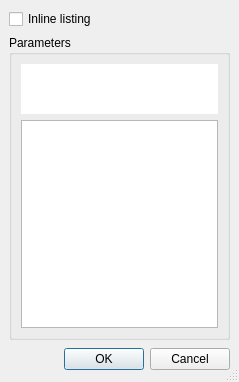
Above: src/frontends/qt4/ui/ListingsUi.ui from cburschka/lyx before the change. Below: the same form after it.
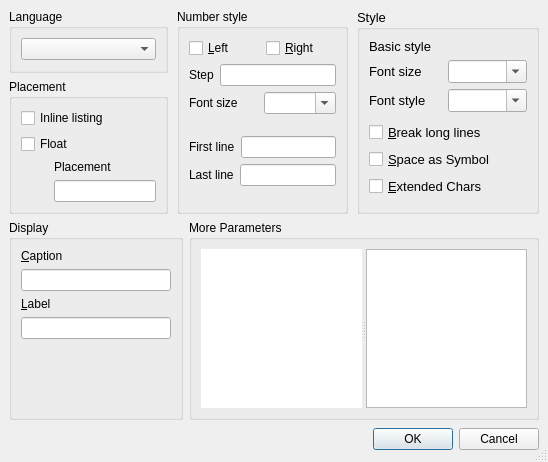
That is the form after the change.

Commit message: InsetListings: Enhanced listings dialog, more than 10 widgets are added to handle common listings parameters.

The edit to the form file:
```diff
--- a/src/frontends/qt4/ui/ListingsUi.ui
+++ b/src/frontends/qt4/ui/ListingsUi.ui
@@ -8,8 +8,8 @@
    <rect>
     <x>0</x>
     <y>0</y>
-    <width>239</width>
-    <height>382</height>
+    <width>548</width>
+    <height>462</height>
    </rect>
   </property>
   <property name="windowTitle" >
@@ -26,73 +26,758 @@
     <number>6</number>
    </property>
    <item>
-    <widget class="QCheckBox" name="inlineCB" >
-     <property name="text" >
-      <string>Inline listing</string>
+    <layout class="QHBoxLayout" >
+     <property name="margin" >
+      <number>0</number>
      </property>
-    </widget>
+     <property name="spacing" >
+      <number>6</number>
+     </property>
+     <item>
+      <layout class="QVBoxLayout" >
+       <property name="margin" >
+        <number>0</number>
+       </property>
+       <property name="spacing" >
+        <number>6</number>
+       </property>
+       <item>
+        <widget class="QGroupBox" name="groupBox" >
+         <property name="title" >
+          <string>Language</string>
+         </property>
+         <layout class="QVBoxLayout" >
+          <property name="margin" >
+           <number>9</number>
+          </property>
+          <property name="spacing" >
+           <number>6</number>
+          </property>
+          <item>
+           <widget class="QComboBox" name="languageCO" />
+          </item>
+         </layout>
+        </widget>
+       </item>
+       <item>
+        <widget class="QGroupBox" name="groupBox_2" >
+         <property name="title" >
+          <string>Placement</string>
+         </property>
+         <layout class="QVBoxLayout" >
+          <property name="margin" >
+           <number>9</number>
+          </property>
+          <property name="spacing" >
+           <number>6</number>
+          </property>
+          <item>
+           <widget class="QCheckBox" name="inlineCB" >
+            <property name="text" >
+             <string>Inline listing</string>
+            </property>
+           </widget>
+          </item>
+          <item>
+           <widget class="QCheckBox" name="floatCB" >
+            <property name="text" >
+             <string>Float</string>
+            </property>
+           </widget>
+          </item>
+          <item>
+           <layout class="QHBoxLayout" >
+            <property name="margin" >
+             <number>0</number>
+            </property>
+            <property name="spacing" >
+             <number>6</number>
+            </property>
+            <item>
+             <spacer>
+              <property name="orientation" >
+               <enum>Qt::Horizontal</enum>
+              </property>
+              <property name="sizeHint" >
+               <size>
+                <width>40</width>
+                <height>20</height>
+               </size>
+              </property>
+             </spacer>
+            </item>
+            <item>
+             <layout class="QVBoxLayout" >
+              <property name="margin" >
+               <number>0</number>
+              </property>
+              <property name="spacing" >
+               <number>6</number>
+              </property>
+              <item>
+               <widget class="QLabel" name="captionL_5" >
+                <property name="text" >
+                 <string>Placement</string>
+                </property>
+                <property name="wordWrap" >
+                 <bool>false</bool>
+                </property>
+                <property name="buddy" >
+                 <cstring>captionLE</cstring>
+                </property>
+               </widget>
+              </item>
+              <item>
+               <widget class="QLineEdit" name="placementLE" />
+              </item>
+             </layout>
+            </item>
+           </layout>
+          </item>
+         </layout>
+        </widget>
+       </item>
+      </layout>
+     </item>
+     <item>
+      <spacer>
+       <property name="orientation" >
+        <enum>Qt::Horizontal</enum>
+       </property>
+       <property name="sizeHint" >
+        <size>
+         <width>16</width>
+         <height>20</height>
+        </size>
+       </property>
+      </spacer>
+     </item>
+     <item>
+      <widget class="QGroupBox" name="numberstyleGB" >
+       <property name="title" >
+        <string>Number style</string>
+       </property>
+       <layout class="QVBoxLayout" >
+        <property name="margin" >
+         <number>9</number>
+        </property>
+        <property name="spacing" >
+         <number>6</number>
+        </property>
+        <item>
+         <layout class="QHBoxLayout" >
+          <property name="margin" >
+           <number>0</number>
+          </property>
+          <property name="spacing" >
+           <number>6</number>
+          </property>
+          <item>
+           <widget class="QCheckBox" name="numberLeftCB" >
+            <property name="toolTip" >
+             <string>enable for numbers on the leftside</string>
+            </property>
+            <property name="text" >
+             <string>&amp;Left</string>
+            </property>
+            <property name="checked" >
+             <bool>false</bool>
+            </property>
+            <property name="autoRepeat" >
+             <bool>false</bool>
+            </property>
+           </widget>
+          </item>
+          <item>
+           <widget class="QCheckBox" name="numberRightCB" >
+            <property name="toolTip" >
+             <string>enable for numbers on the right side</string>
+            </property>
+            <property name="text" >
+             <string>&amp;Right</string>
+            </property>
+           </widget>
+          </item>
+         </layout>
+        </item>
+        <item>
+         <layout class="QHBoxLayout" >
+          <property name="margin" >
+           <number>0</number>
+          </property>
+          <property name="spacing" >
+           <number>6</number>
+          </property>
+          <item>
+           <widget class="QLabel" name="stepnumberL" >
+            <property name="toolTip" >
+             <string>File name of image</string>
+            </property>
+            <property name="text" >
+             <string>Step</string>
+            </property>
+            <property name="wordWrap" >
+             <bool>false</bool>
+            </property>
+            <property name="buddy" >
+             <cstring>numberStepLE</cstring>
+            </property>
+           </widget>
+          </item>
+          <item>
+           <widget class="QLineEdit" name="numberStepLE" >
+            <property name="toolTip" >
+             <string>Differenz between two numbered lines</string>
+            </property>
+            <property name="text" >
+             <string/>
+            </property>
+            <property name="alignment" >
+             <set>Qt::AlignLeading</set>
+            </property>
+           </widget>
+          </item>
+         </layout>
+        </item>
+        <item>
+         <layout class="QHBoxLayout" >
+          <property name="margin" >
+           <number>0</number>
+          </property>
+          <property name="spacing" >
+           <number>6</number>
+          </property>
+          <item>
+           <widget class="QLabel" name="numberfontsizeL" >
+            <property name="text" >
+             <string>Font size</string>
+            </property>
+            <property name="wordWrap" >
+             <bool>false</bool>
+            </property>
+            <property name="buddy" >
+             <cstring>numberFontSizeCO</cstring>
+            </property>
+           </widget>
+          </item>
+          <item>
+           <widget class="QComboBox" name="numberFontSizeCO" >
+            <property name="toolTip" >
+             <string>Choose the Font Size</string>
+            </property>
+            <property name="editable" >
+             <bool>true</bool>
+            </property>
+            <property name="autoCompletion" >
+             <bool>true</bool>
+            </property>
+            <property name="duplicatesEnabled" >
+             <bool>false</bool>
+            </property>
+           </widget>
+          </item>
+         </layout>
+        </item>
+        <item>
+         <spacer>
+          <property name="orientation" >
+           <enum>Qt::Vertical</enum>
+          </property>
+          <property name="sizeHint" >
+           <size>
+            <width>142</width>
+            <height>31</height>
+           </size>
+          </property>
+         </spacer>
+        </item>
+        <item>
+         <layout class="QHBoxLayout" >
+          <property name="margin" >
+           <number>0</number>
+          </property>
+          <property name="spacing" >
+           <number>6</number>
+          </property>
+          <item>
+           <widget class="QLabel" name="numberfontsizeL_3" >
+            <property name="text" >
+             <string>First line</string>
+            </property>
+            <property name="wordWrap" >
+             <bool>false</bool>
+            </property>
+            <property name="buddy" >
+             <cstring>numberFontSizeCO</cstring>
+            </property>
+           </widget>
+          </item>
+          <item>
+           <widget class="QLineEdit" name="firstlineLE" >
+            <property name="toolTip" >
+             <string>Differenz between two numbered lines</string>
+            </property>
+            <property name="text" >
+             <string/>
+            </property>
+            <property name="alignment" >
+             <set>Qt::AlignLeading</set>
+            </property>
+           </widget>
+          </item>
+         </layout>
+        </item>
+        <item>
+         <layout class="QHBoxLayout" >
+          <property name="margin" >
+           <number>0</number>
+          </property>
+          <property name="spacing" >
+           <number>6</number>
+          </property>
+          <item>
+           <widget class="QLabel" name="numberfontsizeL_2" >
+            <property name="text" >
+             <string>Last line</string>
+            </property>
+            <property name="wordWrap" >
+             <bool>false</bool>
+            </property>
+            <property name="buddy" >
+             <cstring>numberFontSizeCO</cstring>
+            </property>
+           </widget>
+          </item>
+          <item>
+           <widget class="QLineEdit" name="lastlineLE" >
+            <property name="toolTip" >
+             <string>Differenz between two numbered lines</string>
+            </property>
+            <property name="text" >
+             <string/>
+            </property>
+            <property name="alignment" >
+             <set>Qt::AlignLeading</set>
+            </property>
+           </widget>
+          </item>
+         </layout>
+        </item>
+        <item>
+         <spacer>
+          <property name="orientation" >
+           <enum>Qt::Vertical</enum>
+          </property>
+          <property name="sizeHint" >
+           <size>
+            <width>142</width>
+            <height>31</height>
+           </size>
+          </property>
+         </spacer>
+        </item>
+       </layout>
+      </widget>
+     </item>
+     <item>
+      <spacer>
+       <property name="orientation" >
+        <enum>Qt::Horizontal</enum>
+       </property>
+       <property name="sizeHint" >
+        <size>
+         <width>16</width>
+         <height>20</height>
+        </size>
+       </property>
+      </spacer>
+     </item>
+     <item>
+      <widget class="QGroupBox" name="basicstyleGB" >
+       <property name="font" >
+        <font>
+         <pointsize>10</pointsize>
+        </font>
+       </property>
+       <property name="title" >
+        <string>Style</string>
+       </property>
+       <layout class="QVBoxLayout" >
+        <property name="margin" >
+         <number>9</number>
+        </property>
+        <property name="spacing" >
+         <number>6</number>
+        </property>
+        <item>
+         <widget class="QLabel" name="label_6" >
+          <property name="text" >
+           <string>Basic style</string>
+          </property>
+         </widget>
+        </item>
+        <item>
+         <layout class="QHBoxLayout" >
+          <property name="margin" >
+           <number>0</number>
+          </property>
+          <property name="spacing" >
+           <number>6</number>
+          </property>
+          <item>
+           <widget class="QLabel" name="fontsize_label_3" >
+            <property name="text" >
+             <string>Font size</string>
+            </property>
+            <property name="wordWrap" >
+             <bool>false</bool>
+            </property>
+            <property name="buddy" >
+             <cstring>fontsizeCO</cstring>
+            </property>
+           </widget>
+          </item>
+          <item>
+           <widget class="QComboBox" name="fontsizeCO" >
+            <property name="toolTip" >
+             <string>Choose the Font Size</string>
+            </property>
+            <property name="editable" >
+             <bool>true</bool>
+            </property>
+            <property name="autoCompletion" >
+             <bool>true</bool>
+            </property>
+            <property name="duplicatesEnabled" >
+             <bool>false</bool>
+            </property>
+           </widget>
+          </item>
+         </layout>
+        </item>
+        <item>
+         <layout class="QHBoxLayout" >
+          <property name="margin" >
+           <number>0</number>
+          </property>
+          <property name="spacing" >
+           <number>6</number>
+          </property>
+          <item>
+           <widget class="QLabel" name="fontstyle_label_3" >
+            <property name="text" >
+             <string>Font style</string>
+            </property>
+            <property name="wordWrap" >
+             <bool>false</bool>
+            </property>
+            <property name="buddy" >
+             <cstring>fontstyleCO</cstring>
+            </property>
+           </widget>
+          </item>
+          <item>
+           <widget class="QComboBox" name="fontstyleCO" >
+            <property name="toolTip" >
+             <string>Choose the Font Style</string>
+            </property>
+            <property name="editable" >
+             <bool>true</bool>
+            </property>
+            <property name="autoCompletion" >
+             <bool>true</bool>
+            </property>
+            <property name="duplicatesEnabled" >
+             <bool>false</bool>
+            </property>
+           </widget>
+          </item>
+         </layout>
+        </item>
+        <item>
+         <spacer>
+          <property name="orientation" >
+           <enum>Qt::Vertical</enum>
+          </property>
+          <property name="sizeHint" >
+           <size>
+            <width>158</width>
+            <height>21</height>
+           </size>
+          </property>
+         </spacer>
+        </item>
+        <item>
+         <widget class="QCheckBox" name="breaklinesCB" >
+          <property name="toolTip" >
+           <string>Breaking lines longer than the linewidth</string>
+          </property>
+          <property name="text" >
+           <string>&amp;Break long lines</string>
+          </property>
+          <property name="shortcut" >
+           <number>276824130</number>
+          </property>
+         </widget>
+        </item>
+        <item>
+         <widget class="QCheckBox" name="spaceCB" >
+          <property name="toolTip" >
+           <string>Insert a special symbol for a space</string>
+          </property>
+          <property name="text" >
+           <string>&amp;Space as Symbol</string>
+          </property>
+          <property name="shortcut" >
+           <number>276824147</number>
+          </property>
+         </widget>
+        </item>
+        <item>
+         <widget class="QCheckBox" name="extendedcharsCB" >
+          <property name="enabled" >
+           <bool>true</bool>
+          </property>
+          <property name="toolTip" >
+           <string>Use extended character table</string>
+          </property>
+          <property name="text" >
+           <string>&amp;Extended Chars</string>
+          </property>
+          <property name="shortcut" >
+           <number>276824133</number>
+          </property>
+         </widget>
+        </item>
+        <item>
+         <spacer>
+          <property name="orientation" >
+           <enum>Qt::Vertical</enum>
+          </property>
+          <property name="sizeHint" >
+           <size>
+            <width>158</width>
+            <height>21</height>
+           </size>
+          </property>
+         </spacer>
+        </item>
+       </layout>
+      </widget>
+     </item>
+    </layout>
    </item>
    <item>
-    <widget class="QGroupBox" name="listingsGB" >
-     <property name="sizePolicy" >
-      <sizepolicy>
-       <hsizetype>7</hsizetype>
-       <vsizetype>7</vsizetype>
-       <horstretch>0</horstretch>
-       <verstretch>0</verstretch>
-      </sizepolicy>
+    <layout class="QHBoxLayout" >
+     <property name="margin" >
+      <number>0</number>
      </property>
-     <property name="title" >
-      <string>Parameters</string>
+     <property name="spacing" >
+      <number>6</number>
      </property>
-     <layout class="QVBoxLayout" >
-      <property name="margin" >
-       <number>9</number>
-      </property>
-      <property name="spacing" >
-       <number>6</number>
-      </property>
-      <item>
-       <widget class="QTextBrowser" name="listingsTB" >
-        <property name="sizePolicy" >
-         <sizepolicy>
-          <hsizetype>7</hsizetype>
-          <vsizetype>0</vsizetype>
-          <horstretch>0</horstretch>
-          <verstretch>0</verstretch>
-         </sizepolicy>
+     <item>
+      <widget class="QGroupBox" name="captionGB_3" >
+       <property name="title" >
+        <string>Display</string>
+       </property>
+       <layout class="QVBoxLayout" >
+        <property name="margin" >
+         <number>9</number>
         </property>
-        <property name="maximumSize" >
-         <size>
-          <width>16777215</width>
-          <height>50</height>
-         </size>
+        <property name="spacing" >
+         <number>6</number>
         </property>
-        <property name="cursor" >
-         <cursor>0</cursor>
+        <item>
+         <widget class="QLabel" name="captionL_4" >
+          <property name="text" >
+           <string>&amp;Caption</string>
+          </property>
+          <property name="wordWrap" >
+           <bool>false</bool>
+          </property>
+          <property name="buddy" >
+           <cstring>captionLE</cstring>
+          </property>
+         </widget>
+        </item>
+        <item>
+         <layout class="QHBoxLayout" >
+          <property name="margin" >
+           <number>0</number>
+          </property>
+          <property name="spacing" >
+           <number>6</number>
+          </property>
+          <item>
+           <widget class="QLineEdit" name="captionLE" >
+            <property name="minimumSize" >
+             <size>
+              <width>150</width>
+              <height>0</height>
+             </size>
+            </property>
+            <property name="toolTip" >
+             <string>A caption for the List of Listings</string>
+            </property>
+            <property name="text" >
+             <string/>
+            </property>
+           </widget>
+          </item>
+          <item>
+           <spacer>
+            <property name="orientation" >
+             <enum>Qt::Horizontal</enum>
+            </property>
+            <property name="sizeHint" >
+             <size>
+              <width>20</width>
+              <height>20</height>
+             </size>
+            </property>
+           </spacer>
+          </item>
+         </layout>
+        </item>
+        <item>
+         <widget class="QLabel" name="labelL_4" >
+          <property name="text" >
+           <string>&amp;Label</string>
+          </property>
+          <property name="wordWrap" >
+           <bool>false</bool>
+          </property>
+          <property name="buddy" >
+           <cstring>labelLE</cstring>
+          </property>
+         </widget>
+        </item>
+        <item>
+         <layout class="QHBoxLayout" >
+          <property name="margin" >
+           <number>0</number>
+          </property>
+          <property name="spacing" >
+           <number>6</number>
+          </property>
+          <item>
+           <widget class="QLineEdit" name="labelLE" >
+            <property name="minimumSize" >
+             <size>
+              <width>150</width>
+              <height>0</height>
+             </size>
+            </property>
+            <property name="toolTip" >
+             <string>A Label for the caption</string>
+            </property>
+            <property name="text" >
+             <string/>
+            </property>
+           </widget>
+          </item>
+          <item>
+           <spacer>
+            <property name="orientation" >
+             <enum>Qt::Horizontal</enum>
+            </property>
+            <property name="sizeHint" >
+             <size>
+              <width>20</width>
+              <height>20</height>
+             </size>
+            </property>
+           </spacer>
+          </item>
+         </layout>
+        </item>
+        <item>
+         <spacer>
+          <property name="orientation" >
+           <enum>Qt::Vertical</enum>
+          </property>
+          <property name="sizeHint" >
+           <size>
+            <width>20</width>
+            <height>21</height>
+           </size>
+          </property>
+         </spacer>
+        </item>
+       </layout>
+      </widget>
+     </item>
+     <item>
+      <spacer>
+       <property name="orientation" >
+        <enum>Qt::Horizontal</enum>
+       </property>
+       <property name="sizeHint" >
+        <size>
+         <width>16</width>
+         <height>20</height>
+        </size>
+       </property>
+      </spacer>
+     </item>
+     <item>
+      <widget class="QGroupBox" name="listingsGB" >
+       <property name="sizePolicy" >
+        <sizepolicy>
+         <hsizetype>7</hsizetype>
+         <vsizetype>7</vsizetype>
+         <horstretch>0</horstretch>
+         <verstretch>0</verstretch>
+        </sizepolicy>
+       </property>
+       <property name="title" >
+        <string>More Parameters</string>
+       </property>
+       <layout class="QVBoxLayout" >
+        <property name="margin" >
+         <number>9</number>
         </property>
-        <property name="acceptDrops" >
-         <bool>false</bool>
+        <property name="spacing" >
+         <number>6</number>
         </property>
-        <property name="frameShape" >
-         <enum>QFrame::NoFrame</enum>
-        </property>
-        <property name="frameShadow" >
-         <enum>QFrame::Plain</enum>
-        </property>
-        <property name="lineWidth" >
-         <number>0</number>
-        </property>
-        <property name="acceptRichText" >
-         <bool>false</bool>
-        </property>
-       </widget>
-      </item>
-      <item>
-       <widget class="QTextEdit" name="listingsED" />
-      </item>
-     </layout>
-    </widget>
+        <item>
+         <widget class="QSplitter" name="splitter" >
+          <property name="orientation" >
+           <enum>Qt::Horizontal</enum>
+          </property>
+          <widget class="QTextBrowser" name="listingsTB" >
+           <property name="maximumSize" >
+            <size>
+             <width>16777215</width>
+             <height>16777215</height>
+            </size>
+           </property>
+           <property name="cursor" >
+            <cursor>0</cursor>
+           </property>
+           <property name="acceptDrops" >
+            <bool>false</bool>
+           </property>
+           <property name="frameShape" >
+            <enum>QFrame::NoFrame</enum>
+           </property>
+           <property name="frameShadow" >
+            <enum>QFrame::Plain</enum>
+           </property>
+           <property name="lineWidth" >
+            <number>0</number>
+           </property>
+           <property name="acceptRichText" >
+            <bool>false</bool>
+           </property>
+          </widget>
+          <widget class="QTextEdit" name="listingsED" />
+         </widget>
+        </item>
+       </layout>
+      </widget>
+     </item>
+    </layout>
    </item>
    <item>
     <layout class="QHBoxLayout" >
```
Left out of the diff: 16 changed lines with no effect on the pictures. The commit also changes 2 other files.
